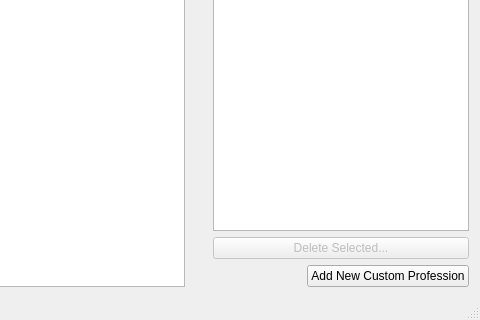
Above: ui/mainwindow.ui from BlessedHeretic/dwarf-therapist-1 before the change; both pictures show x 649 to 1129 and y 427 to 747 of the 1129 by 747 pixel window. Below: the same form after it.
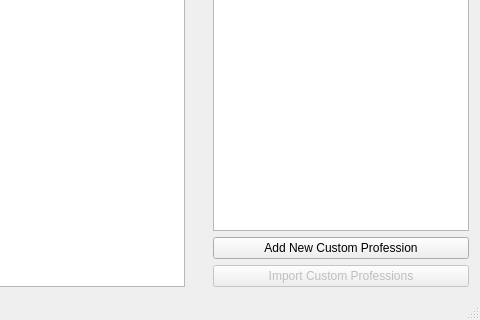
That is the form after the change. Icons and pictures are not drawn. Custom widgets are drawn as their Qt base class.

What changed in the file:
```diff
--- a/ui/mainwindow.ui
+++ b/ui/mainwindow.ui
@@ -380,39 +380,30 @@
       </widget>
      </item>
      <item>
-      <widget class="QPushButton" name="btn_delete_custom_profession">
+      <widget class="QPushButton" name="btn_new_custom_profession">
+       <property name="text">
+        <string>Add New Custom Profession</string>
+       </property>
+       <property name="icon">
+        <iconset resource="../images.qrc">
+         <normaloff>:/img/page_white_add.png</normaloff>:/img/page_white_add.png</iconset>
+       </property>
+      </widget>
+     </item>
+     <item>
+      <widget class="QPushButton" name="btn_import_professions">
        <property name="enabled">
         <bool>false</bool>
        </property>
        <property name="text">
-        <string>Delete Selected...</string>
+        <string>Import Custom Professions</string>
+       </property>
+       <property name="icon">
+        <iconset resource="../images.qrc">
+         <normaloff>:/img/application_get.png</normaloff>:/img/application_get.png</iconset>
        </property>
       </widget>
      </item>
-     <item>
-      <layout class="QHBoxLayout" name="horizontalLayout_5">
-       <item>
-        <spacer name="horizontalSpacer_2">
-         <property name="orientation">
-          <enum>Qt::Horizontal</enum>
-         </property>
-         <property name="sizeHint" stdset="0">
-          <size>
-           <width>40</width>
-           <height>20</height>
-          </size>
-         </property>
-        </spacer>
-       </item>
-       <item>
-        <widget class="QPushButton" name="btn_new_custom_profession">
-         <property name="text">
-          <string>Add New Custom Profession</string>
-         </property>
-        </widget>
-       </item>
-      </layout>
-     </item>
     </layout>
    </widget>
   </widget>
```
Left out of the diff: 70 changed lines with no effect on the pictures.
